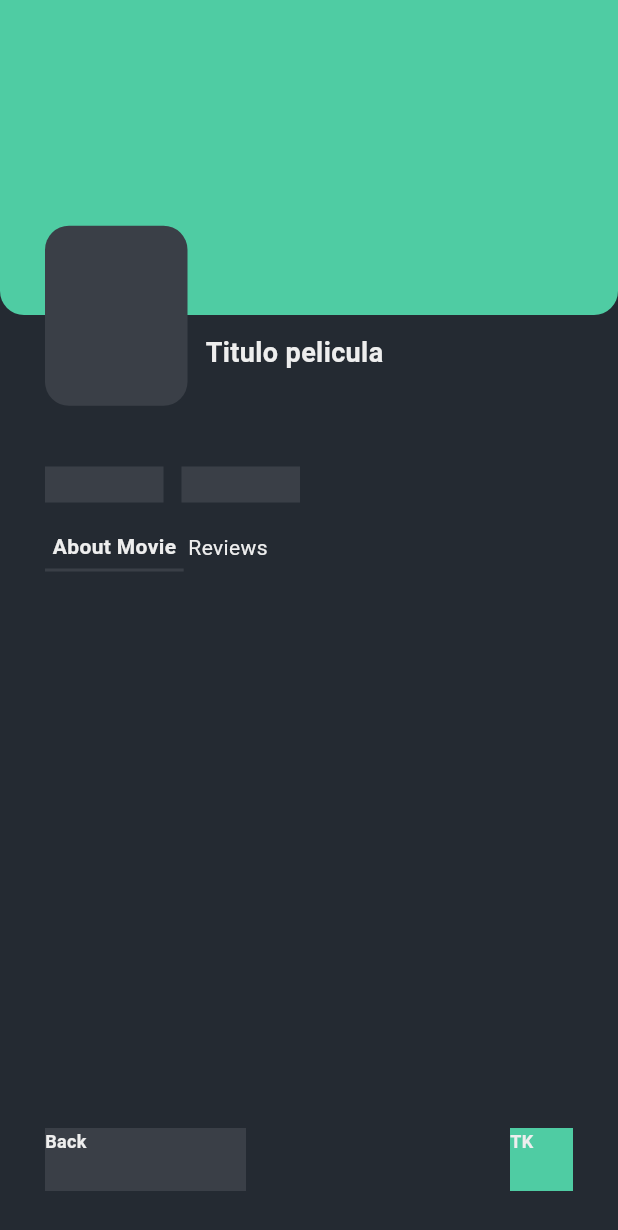
After one commit to ivesklein/MoviesCatalogExercise, a Flutter app: the Details screen opened by its route, on a phone screen of 412 x 824 dp. The commit adds this screen. Shown: the top 1230 px of the screen. Run offline on Flutter 3.47's test engine with Material 3 defaults, Android fonts, the phone set to English and light mode, and no system bars.

Commit message:
views structure almost ready

```diff
--- a/lib/main.dart
+++ b/lib/main.dart
@@ -1,6 +1,7 @@
 import 'package:flutter/material.dart';
 import 'package:movies/constants.dart';
 import 'package:movies/views/dashboard/dashboard_view.dart';
+import 'package:movies/views/details/details_view.dart';
 import 'package:movies/views/splash/splash_view.dart';
 import 'package:movies/views/watchlist/watchlist_view.dart';
 
@@ -25,8 +26,9 @@ class MoviesApp extends StatelessWidget {
         '/dashboard': (_) => const Dashboard(),
         //'/dashboard': (_) => const TodoList(),
         '/watchlist': (_) => const Watchlist(),
-        //'/details': (_) => const AddTodoPage(),
+        '/details': (_) => const Details(),
       },
+      debugShowCheckedModeBanner: false,
     );
   }
 }
--- /dev/null
+++ b/lib/views/details/details_view.dart
@@ -0,0 +1,201 @@
+import 'package:flutter/material.dart';
+import 'package:movies/constants.dart';
+import 'package:movies/widgets/movie_item.dart';
+
+class Details extends StatelessWidget{
+  const Details({super.key});
+
+  @override
+  Widget build(BuildContext context) {
+
+    double width = MediaQuery.of(context).size.width;
+    double height = MediaQuery.of(context).size.height;
+
+    print("w ${width}");
+    print("h ${height}");
+
+    List items = [
+      "hola",
+        "hola",
+          "hola",
+            "hola",
+    ];
+
+    return Scaffold(
+      body: Container(
+        decoration: const BoxDecoration(color: colorBG),
+        child: Column(
+          children: [
+            Container(
+              width: double.infinity,
+              height: 271,
+              child: Stack(
+                children: [
+                  Container(
+                    width: double.infinity,
+                    height: 210,
+                    decoration: BoxDecoration(
+                      color: colorHL,
+                      borderRadius: BorderRadius.only(bottomLeft: Radius.circular(16), bottomRight: Radius.circular(16))
+                    ),
+                  ),
+                  Container(
+                    width: double.infinity,
+                    height: 271,
+                    padding: EdgeInsets.only(top: 150, left: 30, right: 30),
+                    child: Row(
+                      children: [
+                        Container(
+                          width: 95,
+                          height: 120,
+                          decoration: BoxDecoration(
+                            color: colorSW,
+                            borderRadius: BorderRadius.all(Radius.circular(16)
+                            )
+                          ),
+                        ),
+                        Expanded(
+                          child: Container(
+                            height: 120,
+                            padding: EdgeInsets.only(top: 72, left: 12, right: 12),
+                            child: Text("Titulo pelicula", textAlign: TextAlign.left, style: TextStyle(fontSize: 18, color: colorWH, fontWeight: FontWeight.w600)),
+                          )
+                        )
+                      ],
+                    ),
+                  )
+                ],
+              ),
+            ),
+            Container(
+              width: double.infinity,
+              padding: EdgeInsets.only(left: 30, right: 30, top: 30, bottom: 30),
+              child: Column(
+                children: [
+                  // categories
+                  Container(
+                    width: double.infinity,
+                    padding: EdgeInsets.only(top: 10, bottom: 10),
+                    height: 44,
+                    child: Row(
+                      children: [
+                        Container(
+                          width: 79,
+                          height: 24,
+                          color: colorSW,
+                        ),
+                        SizedBox(width: 12),
+                        Container(
+                          width: 79,
+                          height: 24,
+                          color: colorSW,
+                        ),
+                      ],
+                    ),
+                  ),
+                  //tabs
+                  Container(
+                    width: double.infinity,
+                    height: 40,
+                    child: Row(
+                      children: [
+                        Container(
+                          padding: EdgeInsets.all(5),
+                          child: Text("About Movie", textAlign: TextAlign.left, style: TextStyle(fontSize: 14, color: colorWH, fontWeight: FontWeight.w600)),
+                          decoration: BoxDecoration(
+                            border: Border(bottom: BorderSide(
+                              color: colorSW,
+                              width: 2
+                            ))
+                          ),
+                        ),
+                        Container(
+                          padding: EdgeInsets.all(3),
+                          child: Text("Reviews", textAlign: TextAlign.left, style: TextStyle(fontSize: 14, color: colorWH, fontWeight: FontWeight.w400)),
+                        ),
+                      ],
+                    ),
+                  ),
+                  //content
+                  false?Container(
+                    child: Column(
+                      crossAxisAlignment: CrossAxisAlignment.start,
+                      children: [
+                        Text("Reviews", textAlign: TextAlign.left, style: TextStyle(fontSize: 14, color: colorWH, fontWeight: FontWeight.w400)),
+                        Text("Reviews", textAlign: TextAlign.left, style: TextStyle(fontSize: 14, color: colorWH, fontWeight: FontWeight.w400)),
+                        Text("Reviews", textAlign: TextAlign.left, style: TextStyle(fontSize: 14, color: colorWH, fontWeight: FontWeight.w400)),
+                        Text("Reviews", textAlign: TextAlign.left, style: TextStyle(fontSize: 14, color: colorWH, fontWeight: FontWeight.w400)),
+                        Row(
+                          mainAxisAlignment: MainAxisAlignment.center,
+                          children: [
+                            Column(
+                              children: [
+                                Text("Reviews", textAlign: TextAlign.left, style: TextStyle(fontSize: 14, color: colorWH, fontWeight: FontWeight.w400)),
+                                Text("Reviews", textAlign: TextAlign.left, style: TextStyle(fontSize: 14, color: colorWH, fontWeight: FontWeight.w400)),
+                              ],
+                            ),
+                            Column(
+                              children: [
+                                Text("Reviews", textAlign: TextAlign.left, style: TextStyle(fontSize: 14, color: colorWH, fontWeight: FontWeight.w400)),
+                                Text("Reviews", textAlign: TextAlign.left, style: TextStyle(fontSize: 14, color: colorWH, fontWeight: FontWeight.w400)),
+                              ],
+                            ),
+                          ],
+                        ),
+                        Text("Reviews", textAlign: TextAlign.left, style: TextStyle(fontSize: 14, color: colorWH, fontWeight: FontWeight.w400)),
+                        Text("Reviews", textAlign: TextAlign.left, style: TextStyle(fontSize: 14, color: colorWH, fontWeight: FontWeight.w400)),
+                      ],
+                    ),
+                  ):
+                  Container(
+                    //child: ListView(),
+                  )
+                ],
+              ),
+            ),
+
+          ],
+        ),
+      ),
+      bottomNavigationBar:
+        Container(
+          decoration: const BoxDecoration(color: colorBG),
+          child: Padding(
+            padding: const EdgeInsets.only(left: 30, right: 30, bottom: 30),
+              child: Container(
+                height: 42,
+                //decoration: const BoxDecoration(color: colorHL),
+                child: Row(
+                  children: [
+                    GestureDetector(
+                      onTap: () {
+                        Navigator.pop(context);
+                      },
+                      child: Container(
+                        height: 42,
+                        width: 134,
+                        decoration: const BoxDecoration(color: colorSW),
+                        child: Text("Back", textAlign: TextAlign.left, style: TextStyle(fontSize: 12, color: colorWH, fontWeight: FontWeight.w600)),
+                      ),
+                    ),
+                    SizedBox(width: width-60-134-42,),
+                    GestureDetector(
+                      onTap: () {
+                        //Navigator.pushNamed(context, '/watchlist');
+                      },
+                      child: Container(
+                        height: 42,
+                        width: 42,
+                        decoration: const BoxDecoration(color: colorHL),
+                        child: Text("TK", textAlign: TextAlign.left, style: TextStyle(fontSize: 12, color: colorWH, fontWeight: FontWeight.w600)),
+                      ),
+                    )
+                  ],
+                ),
+              ),
+          ),
+        ),
+    );
+  }
+
+}
--- a/lib/widgets/movie_item.dart
+++ b/lib/widgets/movie_item.dart
@@ -4,7 +4,11 @@ import 'package:movies/constants.dart';
 class MovieItem extends StatelessWidget{
   @override
   Widget build(BuildContext context) {
-    return Container(
+    return GestureDetector(
+      onTap: (){
+        Navigator.pushNamed(context, "/details", arguments: 1);
+      },
+      child: Container(
         width: double.infinity,
         padding: EdgeInsets.only(top: 9, bottom: 9),
         height: 138,
@@ -39,6 +43,7 @@ class MovieItem extends StatelessWidget{
             )
           ],
         ),
+      ),
     );
   }
 
```
Lines whose indentation alone changed are shown as unchanged.
